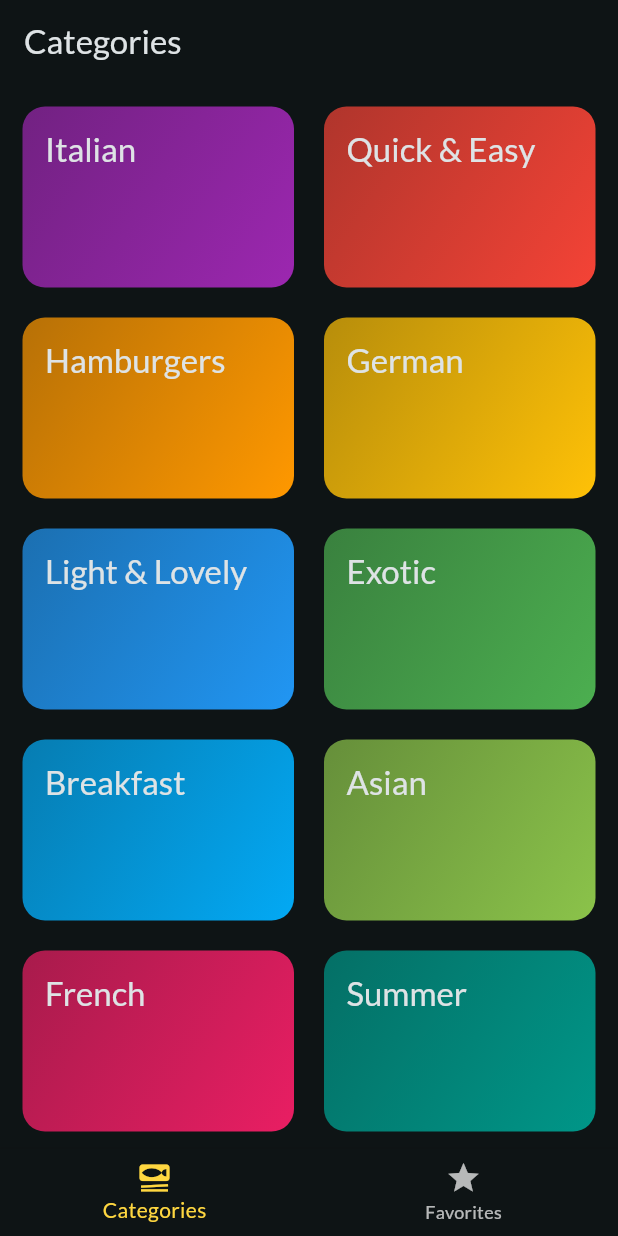
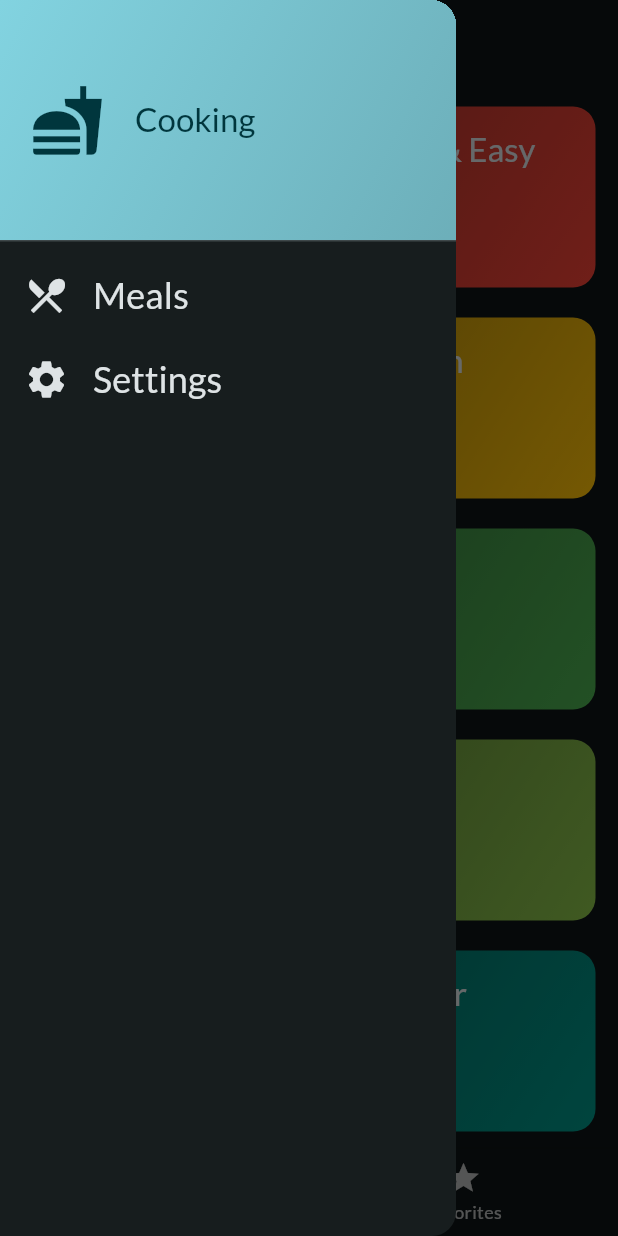
Before and after one commit to DereckAn/FlutterProjects, a Flutter app: the screen it shows after launch, with the side drawer open (before the commit the screen has no drawer), on a phone screen of 412 x 824 dp. Run offline on Flutter 3.47's test engine with Material 2 defaults, Android fonts, the phone set to English and light mode, and no system bars; our stand-ins replace google_fonts, transparent_image.

Commit message:
feat: adding drawer

```diff
--- a/meal_app/lib/screens/tabs.dart
+++ b/meal_app/lib/screens/tabs.dart
@@ -3,6 +3,8 @@ import 'package:flutter/material.dart';
 import 'package:meal_app/models/meal.dart';
 import 'package:meal_app/screens/categories.dart';
 import 'package:meal_app/screens/meals.dart';
+
+import '../widgets/main_drawer.dart';
 
 class TabsScreen extends StatefulWidget {
   const TabsScreen({super.key});
@@ -31,10 +33,13 @@ class _TabsScreenState extends State<TabsScreen> {
       setState(() {
       _favoriteMeals.remove(meal);
       });
+      showInfo('Removed from favorites');
     } else {
       setState(() {
       _favoriteMeals.add(meal);
       });
+      showInfo('Add it to favorites');
+
     }
   }
 
@@ -58,6 +63,7 @@ class _TabsScreenState extends State<TabsScreen> {
       appBar: AppBar(
         title: Text(activePageTitle),
       ),
+      drawer: const MainDrawer(),
       body: activePage,
       bottomNavigationBar: BottomNavigationBar(
         currentIndex: _selectedPageIndex,
--- /dev/null
+++ b/meal_app/lib/widgets/main_drawer.dart
@@ -0,0 +1,70 @@
+import 'package:flutter/material.dart';
+
+class MainDrawer extends StatelessWidget {
+  const MainDrawer({super.key});
+
+  @override
+  Widget build(BuildContext context) {
+    return Drawer(
+      child: Column(
+        children: [
+          DrawerHeader(
+            padding: const EdgeInsets.all(20),
+            decoration: BoxDecoration(
+              gradient: LinearGradient(
+                colors: [
+                  Theme.of(context).colorScheme.primary,
+                  Theme.of(context).colorScheme.primary.withOpacity(.8)
+                ],
+                begin: Alignment.topLeft,
+                end: Alignment.bottomRight,
+              ),
+            ),
+            child: Row(
+              children: [
+                Icon(
+                  Icons.fastfood,
+                  size: 50,
+                  color: Theme.of(context).colorScheme.onPrimary,
+                ),
+                const SizedBox(width: 20),
+                Text(
+                  'Cooking ',
+                  style: Theme.of(context).textTheme.titleLarge!.copyWith(
+                        color: Theme.of(context).colorScheme.onPrimary,
+                      ),
+                ),
+              ],
+            ),
+          ),
+          ListTile(
+            leading:  Icon(Icons.restaurant_menu, size: 30, color: Theme.of(context).colorScheme.onBackground,),
+            title: Text(
+              'Meals',
+              style: Theme.of(context).textTheme.titleSmall!.copyWith(
+                    color: Theme.of(context).colorScheme.onBackground,
+                    fontSize: 24
+                  ),
+            ),
+            onTap: () {
+
+            },
+          ),
+          ListTile(
+            leading:  Icon(Icons.settings, size: 30, color: Theme.of(context).colorScheme.onBackground,),
+            title: Text(
+              'Settings',
+              style: Theme.of(context).textTheme.titleSmall!.copyWith(
+                    color: Theme.of(context).colorScheme.onBackground,
+                    fontSize: 24
+                  ),
+            ),
+            onTap: () {
+
+            },
+          ),
+        ],
+      ),
+    );
+  }
+}
```
